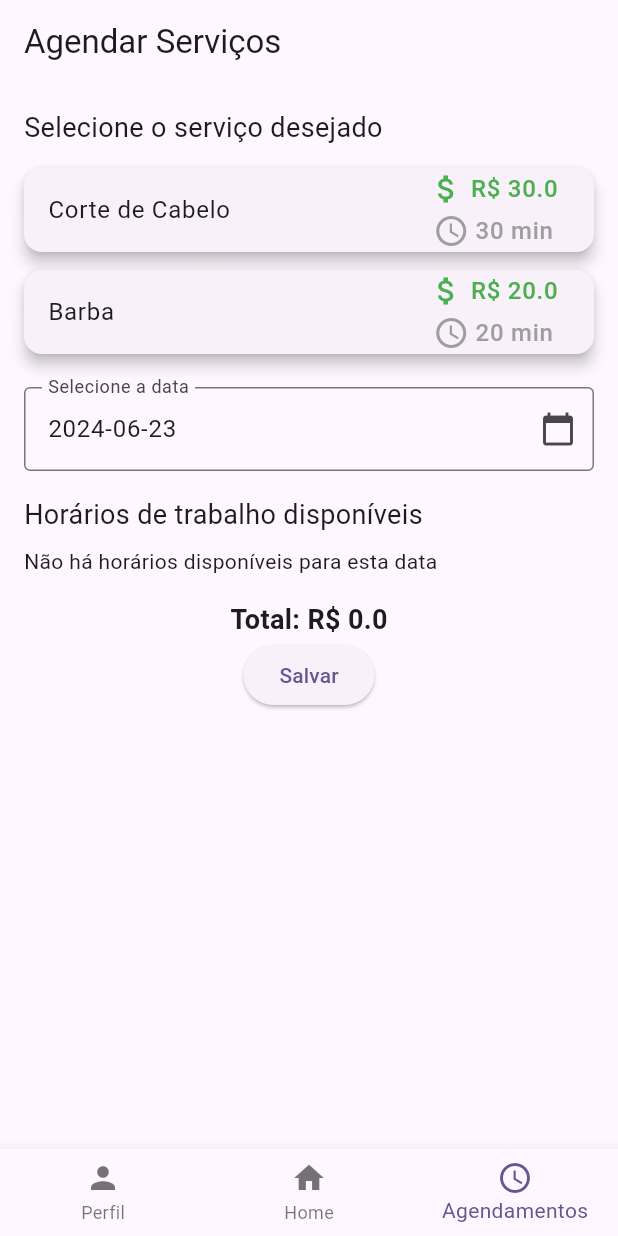
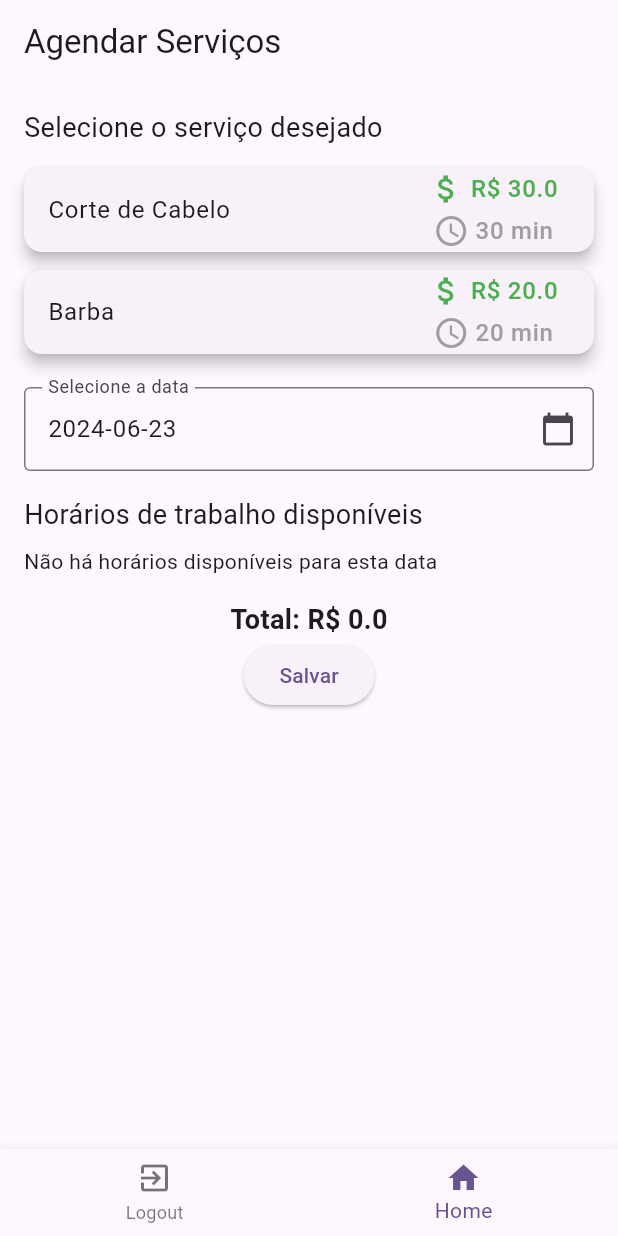
Before and after one commit to GabriellViictor/appBarbearia, a Flutter app: the ScheduleServicePage screen opened directly, on a phone screen of 412 x 824 dp. Run offline on Flutter 3.47's test engine with Material 3 defaults, Android fonts, the phone set to English and light mode, and no system bars; our stand-ins replace shared_preferences, sqflite; accounts and stored records are empty; network calls fail.

Commit message:
app funcionando

```diff
--- a/lib/Pages/bottomBarcUSTOM.dart
+++ /dev/null
@@ -1 +0,0 @@
-// TODO Implement this library.
--- a/lib/api/ApointmentApi.dart
+++ b/lib/api/ApointmentApi.dart
@@ -31,7 +31,7 @@ Future<List<Horario>> getHorariosDisponiveis() async {
 
       if (response.statusCode == 200) {
         List<dynamic> body = json.decode(response.body);
-        List<Horario> horarios = body.map((dynamic item) => Horario.fromJson(item)).toList();
+        List<Horario> horarios = body.map((dynamic item) => Horario.fromJsonDisponivel(item)).toList();
         return horarios;
       } else {
         throw Exception('Erro ao buscar horários indisponíveis: ${response.statusCode}');
@@ -72,8 +72,8 @@ Future<List<Horario>> getHorariosDisponiveis() async {
     String body = jsonEncode({
       'horario': {
         '_id': horarioId,
-        'horarioTexto': '', // Coloque o horarioTexto correto se necessário
-        'disponivel': true, // Se o horário estiver disponível ao marcar
+        'horarioTexto': '',
+        'disponivel': true,
       },
       'data': data,
       'servico': servico,
--- a/lib/widgets/CustomBottomNavigationBar.dart
+++ b/lib/widgets/CustomBottomNavigationBar.dart
@@ -3,28 +3,46 @@ import 'package:flutter/material.dart';
 class CustomBottomNavigationBar extends StatelessWidget {
   final int currentIndex;
   final ValueChanged<int> onTap;
+  final String userType;
 
-  CustomBottomNavigationBar({required this.currentIndex, required this.onTap});
+  CustomBottomNavigationBar({
+    required this.currentIndex,
+    required this.onTap,
+    required this.userType,
+  });
 
   @override
   Widget build(BuildContext context) {
+    List<BottomNavigationBarItem> items = [
+      BottomNavigationBarItem(
+        icon: Icon(Icons.exit_to_app),
+        label: 'Logout',
+      ),
+      BottomNavigationBarItem(
+        icon: Icon(Icons.home),
+        label: 'Home',
+      ),
+    ];
+
+    if (userType == 'usuario1') {
+      items.add(BottomNavigationBarItem(
+        icon: Icon(Icons.schedule), // Ícone para agendamento de cliente
+        label: 'Agendamento Cliente',
+      ));
+    } else if (userType == 'usuario2') {
+      items.add(BottomNavigationBarItem(
+        icon: Icon(Icons.schedule), // Ícone para agendamento de barbeiro
+        label: 'Agendamento Barbeiro',
+      ));
+    }
+
+    // Garantir que currentIndex está dentro dos limites válidos dos itens
+    int adjustedIndex = currentIndex.clamp(0, items.length - 1);
+
     return BottomNavigationBar(
-      currentIndex: currentIndex,
+      currentIndex: adjustedIndex,
       onTap: onTap,
-      items: [
-        BottomNavigationBarItem(
-          icon: Icon(Icons.person),
-          label: 'Perfil',
-        ),
-        BottomNavigationBarItem(
-          icon: Icon(Icons.home),
-          label: 'Home',
-        ),
-        BottomNavigationBarItem(
-          icon: Icon(Icons.schedule),
-          label: 'Agendamentos',
-        ),
-      ],
+      items: items,
     );
   }
 }
--- a/pubspec.yaml
+++ b/pubspec.yaml
@@ -40,6 +40,7 @@ dependencies:
   shared_preferences: ^2.2.3
   http: ^0.13.3
   intl: ^0.19.0
+  mockito: ^5.0.16
 
 
 dev_dependencies:
```
Also changed, not shown: lib/Pages/Agendamento.dart (+10 -16 lines), lib/Pages/AgendamentoBarbeiro.dart (+98 -29 lines), lib/Pages/HomePage.dart (+17 -21 lines), lib/Pages/LoginPage.dart (+6 -1 lines), pubspec.lock, 1 other file.
